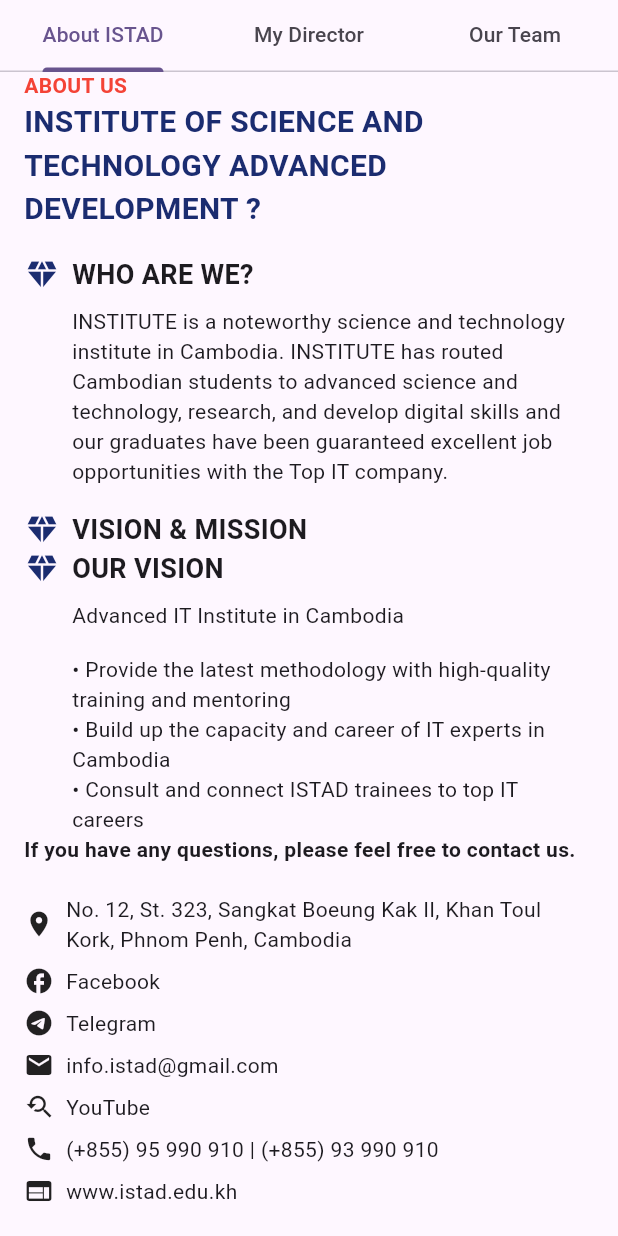
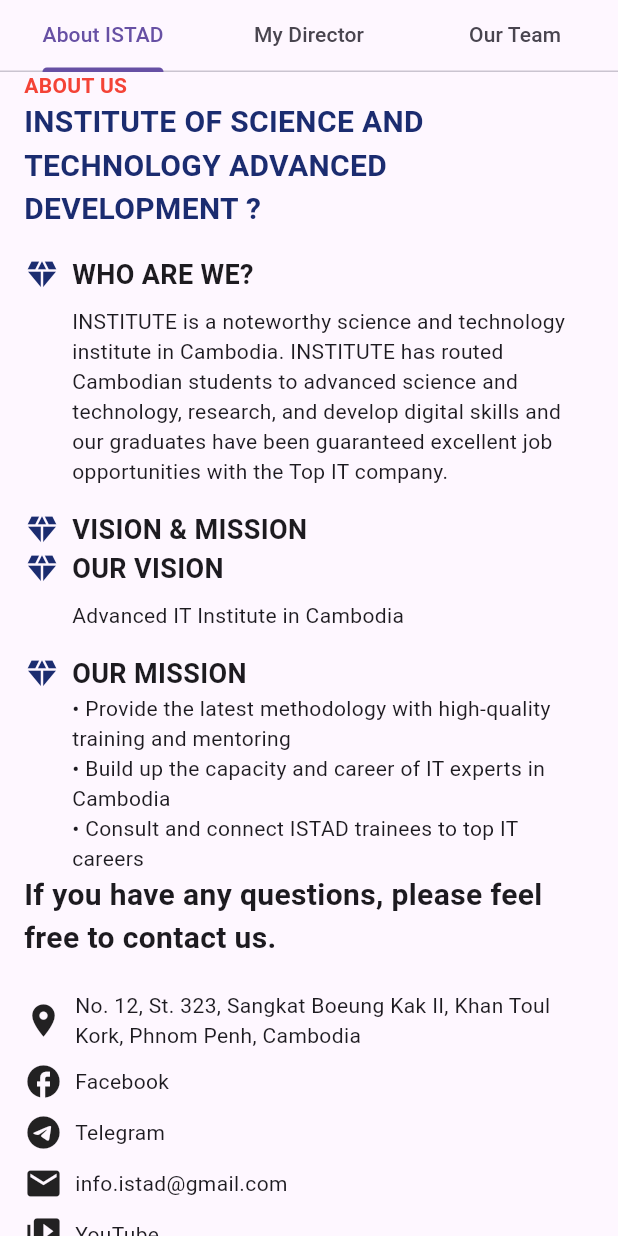
Before and after one commit to iiodinn-team/LMS_Mobile, a Flutter app: the AboutTapbarNavigation screen opened directly, scrolled down 621 dp, on a phone screen of 412 x 824 dp. Run offline on Flutter 3.47's test engine with Material 3 defaults, Android fonts, the phone set to English and light mode, and no system bars.

Commit message:
Undate tapbar

```diff
--- a/lib/view/screen/about/my_home_about_istad_screen.dart
+++ b/lib/view/screen/about/my_home_about_istad_screen.dart
@@ -1,3 +1,5 @@
+import 'dart:ui';
+
 import 'package:flutter/material.dart';
 
 class HomeIstadScreen extends StatefulWidget {
@@ -25,22 +27,24 @@ class _HomePageState extends State<HomeIstadScreen> {
                     'Vision',
                     'Advanced IT Institute in Cambodia',
                     'Learn More',
-                    'assets/images/about_is'
-                        'tad_img.png',
+                    'assets/images/about_istad_img.png',
+                    false, // Not reversed
                   ),
                   const SizedBox(height: 16),
                   _buildFeatureCard(
                     'Mission',
                     'Provide the latest methodology with high-quality',
                     'Get Started',
-                    'assets/mission_bg.jpg',
+                    'assets/images/about_istad_img1.png',
+                    true, // Reversed
                   ),
                   const SizedBox(height: 16),
                   _buildFeatureCard(
                     'Institute of Science and Technology Advanced Development',
                     '',
                     'Enroll Now',
-                    'assets/institute_bg.jpg',
+                    'assets/images/about_istad_img2.png',
+                    false, // Not reversed
                   ),
                 ],
               ),
@@ -73,7 +77,8 @@ class _HomePageState extends State<HomeIstadScreen> {
                   ),
                   _buildInfoSection('VISION & MISSION', ''),
                   _buildInfoSection('OUR VISION', 'Advanced IT Institute in Cambodia'),
-                  _buildMissionList(),
+                  _buildInfoSection('OUR MISSION', ''),
+                  _buildMissionList('OUR MISSION',''),
                   _buildContactSection(),
                 ],
               ),
@@ -84,25 +89,40 @@ class _HomePageState extends State<HomeIstadScreen> {
     );
   }
 
-  Widget _buildFeatureCard(String title, String subtitle, String buttonText, String backgroundImage) {
+  Widget _buildFeatureCard(String title, String subtitle, String buttonText,
+      String backgroundImage, bool isReversed) {
     return Container(
-      width: double.infinity, // Makes the width span the full parent container
+      width: double.infinity,
       height: 180,
       decoration: BoxDecoration(
         borderRadius: BorderRadius.circular(10),
-        boxShadow: [
-          BoxShadow(
-            color: Colors.black.withOpacity(0.25), // Shadow color
-            blurRadius: 8, // Spread of the blur
-            offset: Offset(4, 4), // Offset for shadow (x, y)
       ),
-        ],
-        image: DecorationImage(
-          image: AssetImage(backgroundImage),
+      child: Stack(
+        children: [
+          // Positioned image with blur effect
+          Positioned.fill(
+            child: ClipRRect(
+              borderRadius: BorderRadius.circular(10),
+              child: Image.asset(
+                backgroundImage,
                 fit: BoxFit.cover,
               ),
             ),
-      child: Padding(
+          ),
+          // Apply blur effect to the image
+          Positioned.fill(
+            child: ClipRRect(
+              borderRadius: BorderRadius.circular(10),
+              child: BackdropFilter(
+                filter: ImageFilter.blur(sigmaX: 2.0, sigmaY: 2.0),
+                child: Container(
+                  color: Colors.black.withOpacity(0),
+                ),
+              ),
+            ),
+          ),
+          // Content on top of the blurred image (text and button)
+          Padding(
             padding: const EdgeInsets.all(16.0),
             child: Column(
               crossAxisAlignment: CrossAxisAlignment.start,
@@ -125,14 +145,18 @@ class _HomePageState extends State<HomeIstadScreen> {
                     ),
                   ),
                 Container(
-              margin: const EdgeInsets.symmetric(vertical: 4, horizontal: 8),
+                  padding: const EdgeInsets.all(0),
+                  alignment: Alignment.centerRight,
                   child: ElevatedButton(
                     onPressed: () {},
                     style: ElevatedButton.styleFrom(
-                  backgroundColor: buttonText == 'Get Started' ? Colors.red : Colors.blue,
+                      backgroundColor:
+                      isReversed ? Colors.blue : Colors.red,
                       shape: RoundedRectangleBorder(
                         borderRadius: BorderRadius.circular(20),
                       ),
+                      padding: const EdgeInsets.symmetric(
+                          horizontal: 16, vertical: 8),
                     ),
                     child: Text(buttonText),
                   ),
@@ -140,8 +164,11 @@ class _HomePageState extends State<HomeIstadScreen> {
               ],
             ),
           ),
+        ],
+      ),
     );
   }
+
 
 
 
@@ -171,7 +198,7 @@ class _HomePageState extends State<HomeIstadScreen> {
     );
   }
 
-  Widget _buildMissionList() {
+  Widget _buildMissionList(String title, String content) {
     return Padding(
       padding: const EdgeInsets.only(left: 32),
       child: Column(
@@ -191,26 +218,27 @@ class _HomePageState extends State<HomeIstadScreen> {
       children: [
         const Text(
           'If you have any questions, please feel free to contact us.',
-          style: TextStyle(fontWeight: FontWeight.bold),
+          style: TextStyle(fontWeight: FontWeight.bold, fontSize: 20),
         ),
         const SizedBox(height: 16),
         _buildContactItem(Icons.location_on, 'No. 12, St. 323, Sangkat Boeung Kak II, Khan Toul Kork, Phnom Penh, Cambodia'),
         _buildContactItem(Icons.facebook, 'Facebook'),
         _buildContactItem(Icons.telegram, 'Telegram'),
         _buildContactItem(Icons.email, 'info.istad@gmail.com'),
-        _buildContactItem(Icons.youtube_searched_for, 'YouTube'),
+        _buildContactItem(Icons.video_collection, 'YouTube'),
         _buildContactItem(Icons.phone, '(+855) 95 990 910 | (+855) 93 990 910'),
-        _buildContactItem(Icons.web, 'www.istad.edu.kh'),
+        _buildContactItem(Icons.wordpress, 'www.istad.edu.kh'),
       ],
     );
   }
+
 
   Widget _buildContactItem(IconData icon, String text) {
     return Padding(
       padding: const EdgeInsets.symmetric(vertical: 4),
       child: Row(
         children: [
-          Icon(icon, size: 20),
+          Icon(icon, size: 26),
           const SizedBox(width: 8),
           Expanded(child: Text(text)),
         ],
--- a/lib/view/widgets/about_tapbar_navigation_widget.dart
+++ b/lib/view/widgets/about_tapbar_navigation_widget.dart
@@ -1,5 +1,4 @@
 import 'package:flutter/material.dart';
-
 import '../screen/about/about_my_directorScreen.dart';
 import '../screen/about/about_our_teamScreen.dart';
 import '../screen/about/my_home_about_istad_screen.dart';
@@ -30,8 +29,11 @@ class _TabNavigationScreenState extends State<AboutTapbarNavigation> with Single
       body: Column(
         children: [
           TabBar(
-            padding: EdgeInsets.all(0.0),
             controller: _tabController,
+            indicator: null,
+            isScrollable: false,
+            padding: EdgeInsets.zero,
+            // indicator: BoxDecoration(),
             tabs: const [
               Tab(text: 'About ISTAD'),
               Tab(text: 'My Director'),
--- a/lib/view/widgets/appbar_and_bottom_navigation_widgets.dart
+++ b/lib/view/widgets/appbar_and_bottom_navigation_widgets.dart
@@ -67,8 +67,7 @@ class CommonLayout extends StatelessWidget {
         ],
       ),
 
-      body: Padding(
-        padding: const EdgeInsets.all(16.0),
+      body: Container(
         child: body,
       ),
       bottomNavigationBar: Container(
```
Also changed, not shown: lib/main.dart (+4 -113 lines), lib/view/screen/splashScreen/splash_screen.dart (added, +37 -0 lines), assets/images/about_istad_img1.png (added), assets/images/about_istad_img2.png (added), 1 other file. Lines whose indentation alone changed are shown as unchanged.
